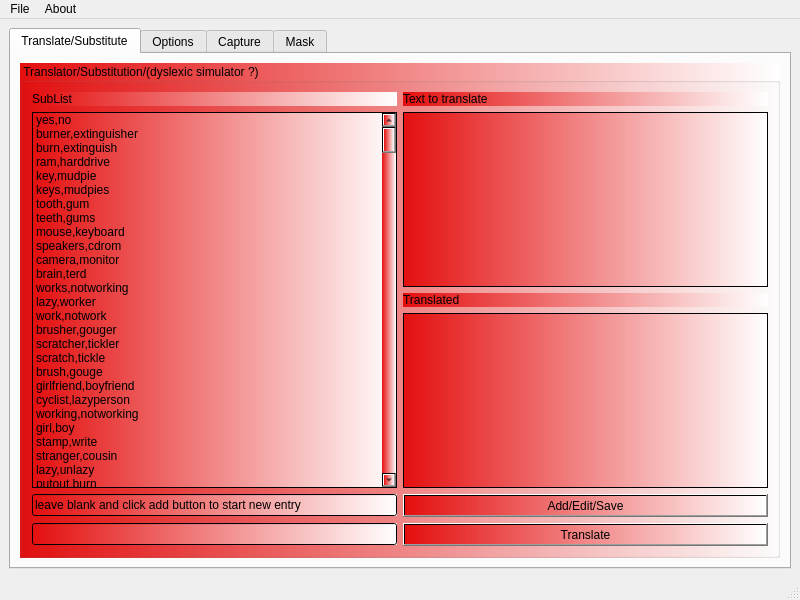
Before: the Qt Designer form mainwindow.ui in netpipe/RightHand, drawn with Qt 5.
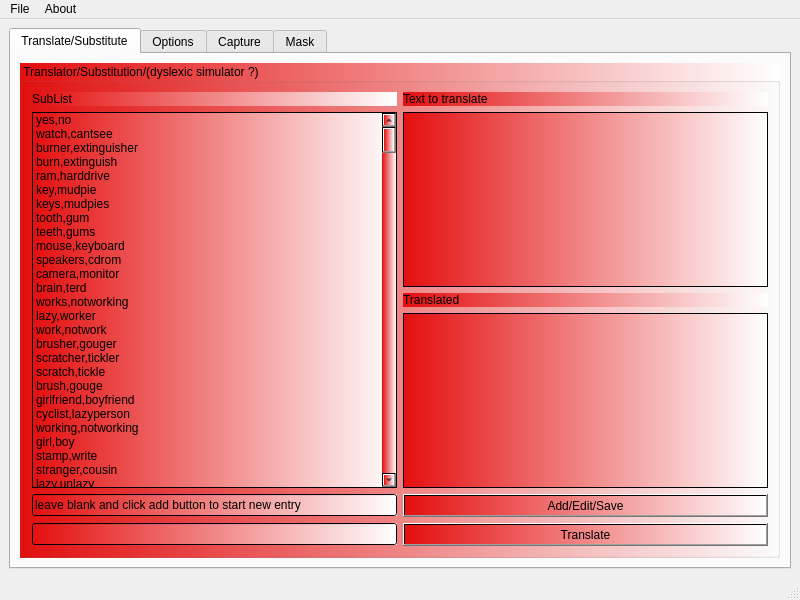
After: the same form once the commit is applied.

The edit to the form file:
```diff
--- a/mainwindow.ui
+++ b/mainwindow.ui
@@ -98,6 +98,11 @@
                <string>yes,no</string>
               </property>
              </item>
+             <item>
+              <property name="text">
+               <string>watch,cantsee</string>
+              </property>
+             </item>
              <item>
               <property name="text">
                <string>burner,extinguisher</string>
@@ -223,11 +228,6 @@
                <string>lazy,unlazy</string>
               </property>
              </item>
-             <item>
-              <property name="text">
-               <string>putout,burn</string>
-              </property>
-             </item>
              <item>
               <property name="text">
                <string>phonecall,letter</string>
```
